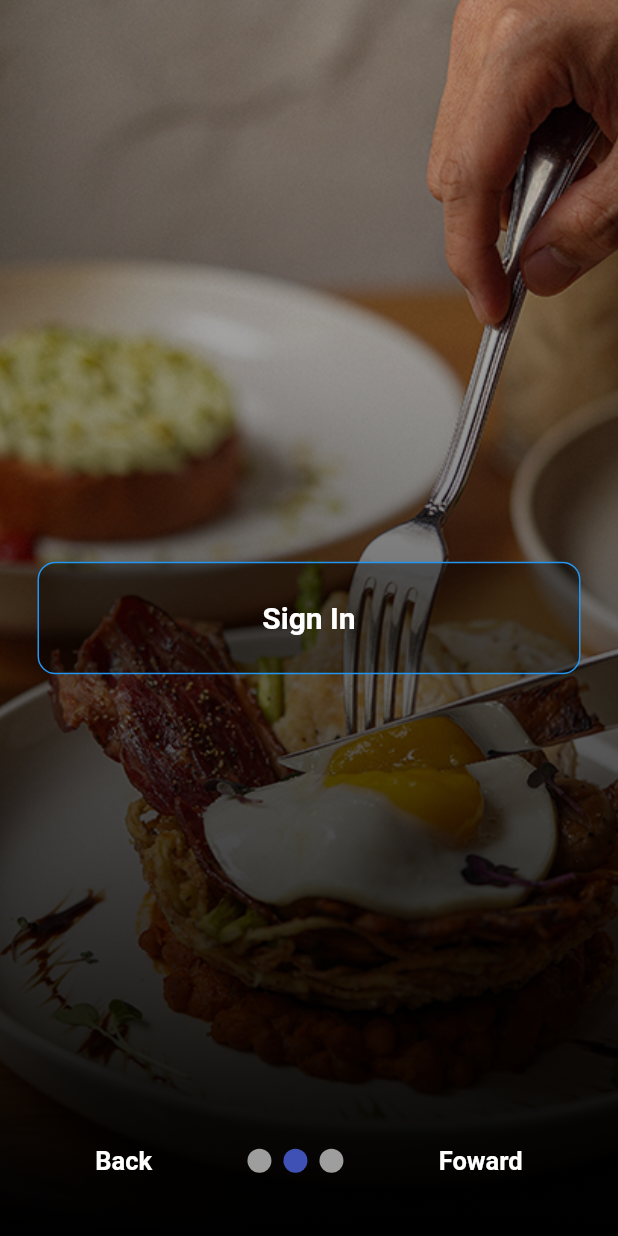
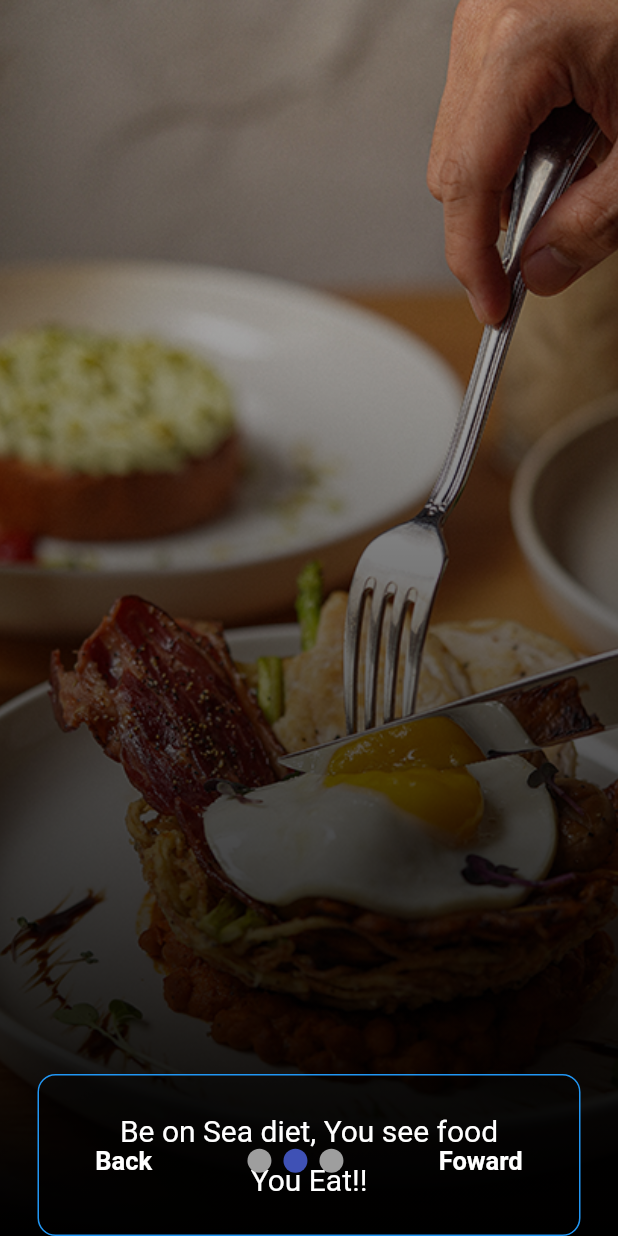
Before and after one commit to OscarNii/Flutter-PizzaApp-, a Flutter app: the screen it shows after launch, swiped to page 2, on a phone screen of 412 x 824 dp. Run offline on Flutter 3.47's test engine with Material 2 defaults, Android fonts, the light colour scheme and no system bars; drawn by our look-alikes of smooth_page_indicator.

Commit message:
Containers Updates

```diff
--- a/lib/screens/pages/page2.dart
+++ b/lib/screens/pages/page2.dart
@@ -1,4 +1,4 @@
-// ignore_for_file: prefer_const_constructors, prefer_const_literals_to_create_immutables
+// ignore_for_file: prefer_const_constructors, prefer_const_literals_to_create_immutables, sized_box_for_whitespace
 
 import 'package:flutter/material.dart';
 
@@ -27,10 +27,12 @@ class Page2 extends StatelessWidget {
         ),
         Scaffold(
           backgroundColor: Colors.transparent,
-          body: SafeArea(
+          body: Container(
+            height: 850,
+            child: SafeArea(
               child: Center(
                 child: Column(
-                mainAxisAlignment: MainAxisAlignment.center,
+                  mainAxisAlignment: MainAxisAlignment.end,
                   children: [
                     Padding(
                       padding: const EdgeInsets.symmetric(horizontal: 25.0),
@@ -44,13 +46,26 @@ class Page2 extends StatelessWidget {
                           ),
                         ),
                         child: Center(
-                        child: Text(
-                          'Sign In',
+                          child: Column(
+                            children: [
+                              Text(
+                                'Be on Sea diet, You see food',
                                 style: TextStyle(
                                   color: Colors.white,
-                            fontWeight: FontWeight.bold,
                                   fontSize: 20,
                                 ),
+                              ),
+                              SizedBox(
+                                height: 10,
+                              ),
+                              Text(
+                                'You Eat!!',
+                                style: TextStyle(
+                                  color: Colors.white,
+                                  fontSize: 20,
+                                ),
+                              ),
+                            ],
                           ),
                         ),
                       ),
@@ -59,6 +74,7 @@ class Page2 extends StatelessWidget {
                 ),
               ),
             ),
+          ),
         )
       ],
     );
--- a/lib/screens/pages/page3.dart
+++ b/lib/screens/pages/page3.dart
@@ -116,7 +116,7 @@ class _Page3State extends State<Page3> {
                   Padding(
                     padding: const EdgeInsets.symmetric(horizontal: 25.0),
                     child: Container(
-                      padding: EdgeInsets.all(25),
+                      padding: EdgeInsets.all(15),
                       decoration: BoxDecoration(
                         borderRadius: BorderRadius.circular(12),
                         color: Colors.black38,
@@ -130,7 +130,7 @@ class _Page3State extends State<Page3> {
                           style: TextStyle(
                             color: Colors.white,
                             fontWeight: FontWeight.bold,
-                            fontSize: 20,
+                            fontSize: 30,
                           ),
                         ),
                       ),
```
Lines whose indentation alone changed are shown as unchanged.
